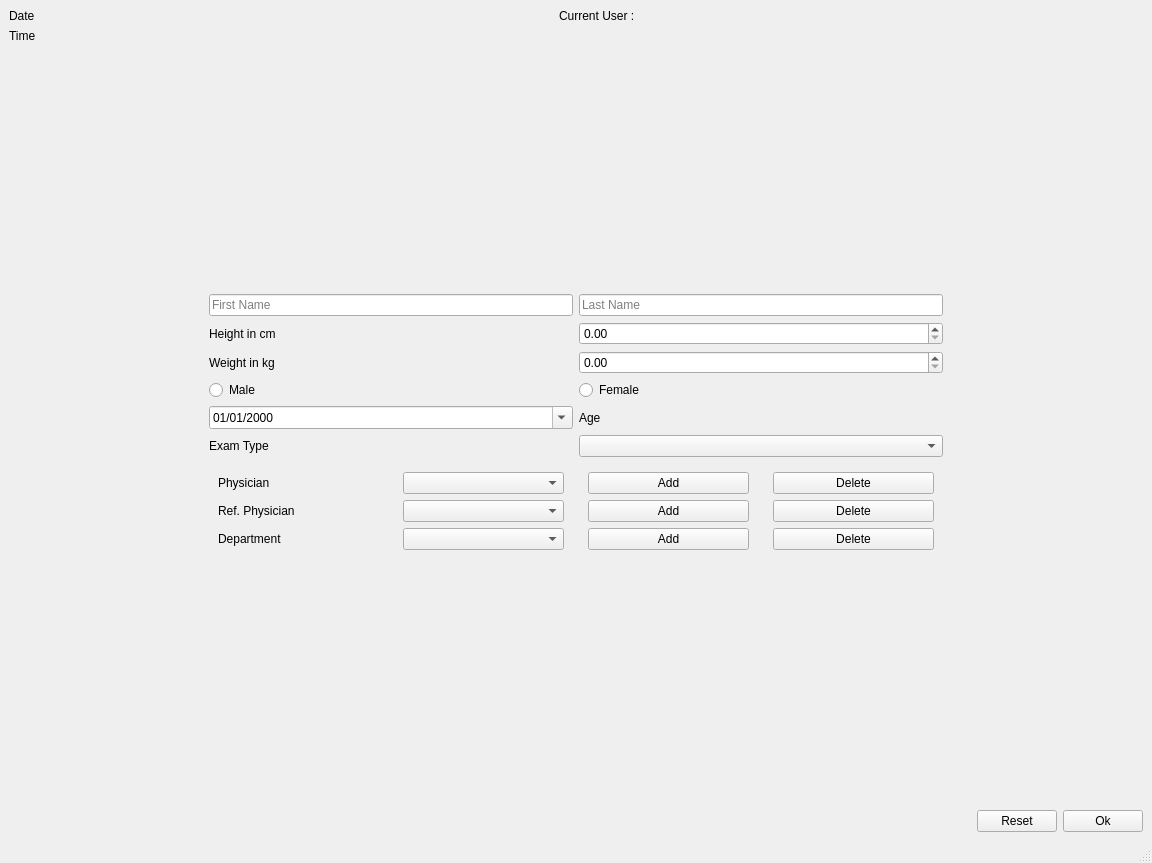
MuhammadMoustafa/Test-MiniPACS, file test105/test105/Forms/newpatientwindow.ui: the form before one commit.
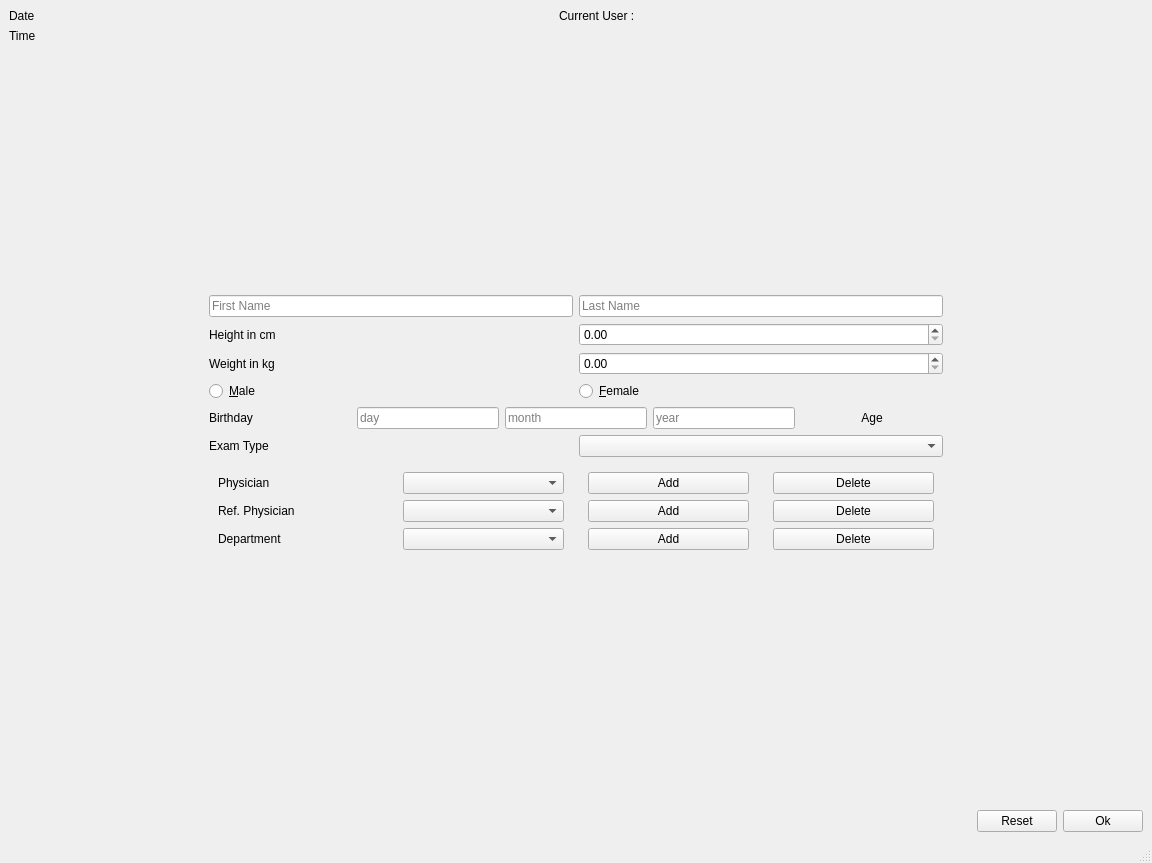
The form after the commit.

What changed in the file:
```diff
--- a/test105/test105/Forms/newpatientwindow.ui
+++ b/test105/test105/Forms/newpatientwindow.ui
@@ -118,19 +118,15 @@
        <layout class="QVBoxLayout" name="verticalLayout_3">
         <item>
          <layout class="QGridLayout" name="gridLayout_2">
-          <item row="1" column="1">
-           <widget class="QDoubleSpinBox" name="spnbox_height">
+          <item row="2" column="1">
+           <widget class="QDoubleSpinBox" name="spnbox_weight">
             <property name="maximum">
-             <double>300.000000000000000</double>
+             <double>600.000000000000000</double>
             </property>
            </widget>
           </item>
-          <item row="0" column="1">
-           <widget class="QLineEdit" name="lnedt_lastname">
-            <property name="placeholderText">
-             <string>Last Name</string>
-            </property>
-           </widget>
+          <item row="5" column="1">
+           <widget class="QComboBox" name="cmbox_examtype"/>
           </item>
           <item row="5" column="0">
            <widget class="QLabel" name="lbl_examtype">
@@ -139,58 +135,17 @@
             </property>
            </widget>
           </item>
-          <item row="5" column="1">
-           <widget class="QComboBox" name="cmbox_examtype"/>
-          </item>
-          <item row="1" column="0">
-           <widget class="QLabel" name="lbl_height">
-            <property name="text">
-             <string>Height in cm</string>
-            </property>
-           </widget>
-          </item>
-          <item row="0" column="0">
-           <widget class="QLineEdit" name="lnedt_firstname">
-            <property name="placeholderText">
-             <string>First Name</string>
-            </property>
-           </widget>
-          </item>
           <item row="3" column="0">
            <widget class="QRadioButton" name="rdbtn_male">
             <property name="text">
-             <string>Male</string>
+             <string>&amp;Male</string>
             </property>
            </widget>
           </item>
           <item row="3" column="1">
            <widget class="QRadioButton" name="rdbtn_female">
             <property name="text">
-             <string>Female</string>
-            </property>
-           </widget>
-          </item>
-          <item row="4" column="1">
-           <widget class="QLabel" name="lbl_age">
-            <property name="text">
-             <string>Age</string>
-            </property>
-           </widget>
-          </item>
-          <item row="4" column="0">
-           <widget class="QDateEdit" name="dateEdit_dob">
-            <property name="displayFormat">
-             <string>dd/MM/yyyy</string>
-            </property>
-            <property name="calendarPopup">
-             <bool>true</bool>
-            </property>
-           </widget>
-          </item>
-          <item row="2" column="1">
-           <widget class="QDoubleSpinBox" name="spnbox_weight">
-            <property name="maximum">
-             <double>600.000000000000000</double>
+             <string>&amp;Female</string>
             </property>
            </widget>
           </item>
@@ -201,6 +156,88 @@
             </property>
            </widget>
           </item>
+          <item row="1" column="1">
+           <widget class="QDoubleSpinBox" name="spnbox_height">
+            <property name="maximum">
+             <double>300.000000000000000</double>
+            </property>
+           </widget>
+          </item>
+          <item row="0" column="0">
+           <widget class="QLineEdit" name="lnedt_firstname">
+            <property name="placeholderText">
+             <string>First Name</string>
+            </property>
+           </widget>
+          </item>
+          <item row="0" column="1">
+           <widget class="QLineEdit" name="lnedt_lastname">
+            <property name="placeholderText">
+             <string>Last Name</string>
+            </property>
+           </widget>
+          </item>
+          <item row="1" column="0">
+           <widget class="QLabel" name="lbl_height">
+            <property name="text">
+             <string>Height in cm</string>
+            </property>
+           </widget>
+          </item>
+          <item row="4" column="0" colspan="2">
+           <layout class="QHBoxLayout" name="horizontalLayout_6">
+            <item>
+             <widget class="QLabel" name="lbl_birthday">
+              <property name="sizePolicy">
+               <sizepolicy hsizetype="Expanding" vsizetype="Preferred">
+                <horstretch>0</horstretch>
+                <verstretch>0</verstretch>
+               </sizepolicy>
+              </property>
+              <property name="text">
+               <string>Birthday</string>
+              </property>
+             </widget>
+            </item>
+            <item>
+             <widget class="QLineEdit" name="lnedt_day">
+              <property name="placeholderText">
+               <string>day</string>
+              </property>
+             </widget>
+            </item>
+            <item>
+             <widget class="QLineEdit" name="lnedt_month">
+              <property name="placeholderText">
+               <string>month</string>
+              </property>
+             </widget>
+            </item>
+            <item>
+             <widget class="QLineEdit" name="lnedt_year">
+              <property name="placeholderText">
+               <string>year</string>
+              </property>
+             </widget>
+            </item>
+            <item>
+             <widget class="QLabel" name="lbl_age">
+              <property name="sizePolicy">
+               <sizepolicy hsizetype="Expanding" vsizetype="Preferred">
+                <horstretch>0</horstretch>
+                <verstretch>0</verstretch>
+               </sizepolicy>
+              </property>
+              <property name="text">
+               <string>Age</string>
+              </property>
+              <property name="alignment">
+               <set>Qt::AlignCenter</set>
+              </property>
+             </widget>
+            </item>
+           </layout>
+          </item>
          </layout>
         </item>
         <item>
```
Left out of the diff: 1 changed line with no effect on the pictures.
